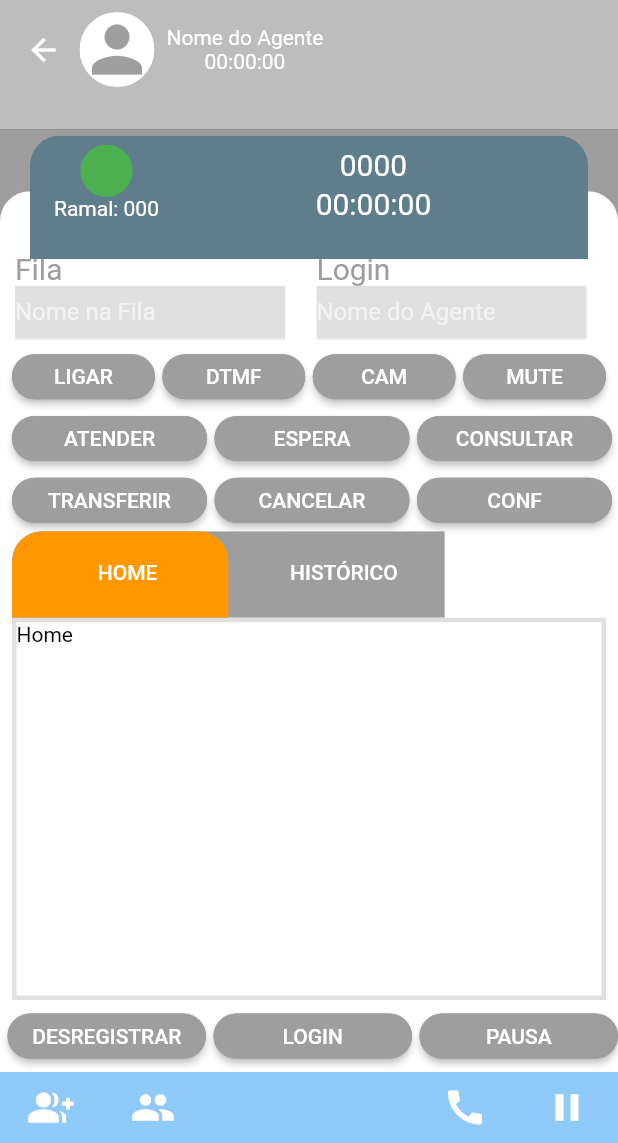
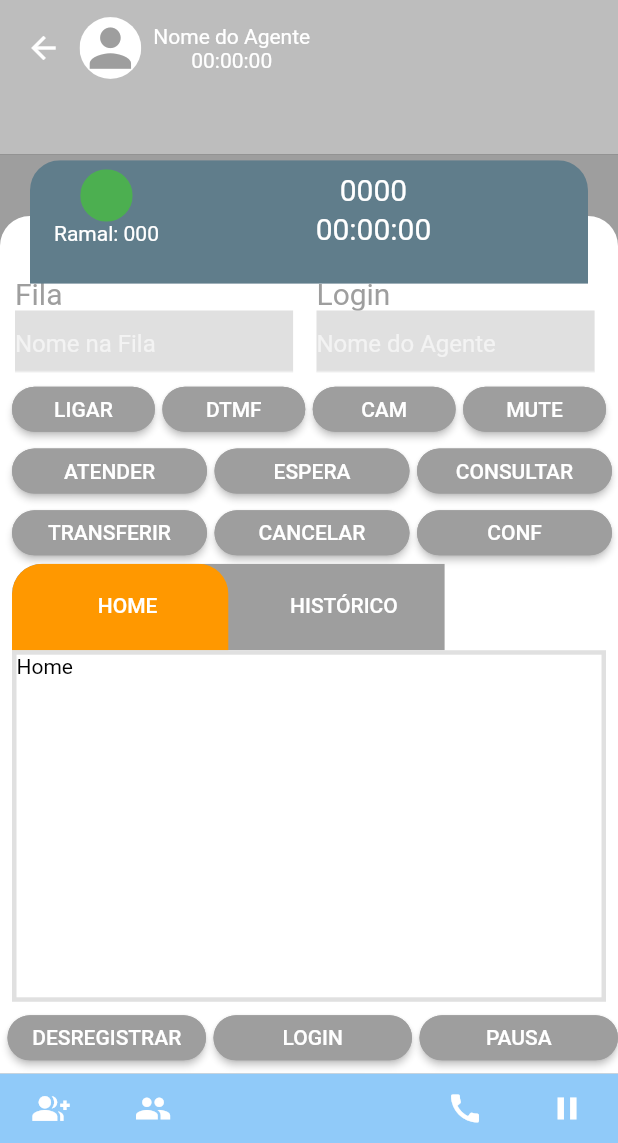
Before and after one commit to FisicoRafael/ContrucaoTelasNovo, a Flutter app: the RamalScren screen opened by its route, on a phone screen of 412 x 824 dp, the part 93-1236 px from its top. Run offline on Flutter 3.47's test engine with Material 2 defaults, Android fonts, the phone set to English and light mode, and no system bars.

Commit message:
27-abri-deNovo

```diff
--- a/lib/components/FotoUsuario.dart
+++ b/lib/components/FotoUsuario.dart
@@ -8,13 +8,16 @@ class FotoUsuario extends StatelessWidget {
 
   @override
   Widget build(BuildContext context) {
+
+    double alturaTela = MediaQuery.of(context).size.height;
+
     return ClipRRect(
       borderRadius: BorderRadius.circular(40),
       child: Container(
           color: Colors.white,
           child: Icon(
             icone,
-            size: 50,
+            size: alturaTela*0.05,
             color: Colors.grey,
           )),
     );
--- a/lib/components/MyAppBarCustom.dart
+++ b/lib/components/MyAppBarCustom.dart
@@ -12,7 +12,7 @@ class MyAppBarCuston extends StatelessWidget implements PreferredSizeWidget {
     Key key,
   }) : super(key: key);
 
-  double proporcaoAltura = 0.18;
+  double proporcaoAltura = 0.20;
 
   @override
   Size get preferredSize => Size.fromHeight(alturaTela);
--- a/lib/screens/chats_recebidos_screen.dart
+++ b/lib/screens/chats_recebidos_screen.dart
@@ -154,7 +154,7 @@ class _ChatsRecebidosScreenState extends State<ChatsRecebidosScreen>
                         icon: Icon(
                           Icons.call,
                           color: Colors.white,
-                          size: 30,
+                          size: alturaTela*0.03,
                         ),
                         onPressed: () {},
                       ),
@@ -165,7 +165,7 @@ class _ChatsRecebidosScreenState extends State<ChatsRecebidosScreen>
                         icon: Icon(
                           Icons.pause,
                           color: Colors.white,
-                          size: 30,
+                          size: alturaTela*0.03,
                         ),
                         onPressed: () {},
                       ),
--- a/lib/screens/ramal_screen.dart
+++ b/lib/screens/ramal_screen.dart
@@ -152,8 +152,8 @@ class _RamalScrenState extends State<RamalScren> with TickerProviderStateMixin {
                                       alignment: Alignment.centerLeft,
                                       child: Container(
                                           color: Colors.grey[300],
-                                          width: 180,
-                                          height: 36,
+                                          width: larguraTela*0.45,
+                                          height: alturaTela*0.05,
                                           child: TextField(
                                             style:
                                                 TextStyle(color: Colors.grey),
@@ -179,8 +179,8 @@ class _RamalScrenState extends State<RamalScren> with TickerProviderStateMixin {
                                       alignment: Alignment.centerLeft,
                                       child: Container(
                                           color: Colors.grey[300],
-                                          width: 180,
-                                          height: 36,
+                                          width: larguraTela*0.45,
+                                          height: alturaTela*0.05,
                                           child: TextField(
                                             style: TextStyle(
                                                 color: Colors.black),
@@ -345,7 +345,7 @@ class _RamalScrenState extends State<RamalScren> with TickerProviderStateMixin {
                             icon: Icon(
                               Icons.group_add,
                               color: Colors.white,
-                              size: 30,
+                              size: alturaTela*0.03,
                             ),
                           )),
                       Padding(
@@ -354,7 +354,7 @@ class _RamalScrenState extends State<RamalScren> with TickerProviderStateMixin {
                           icon: Icon(
                             Icons.people,
                             color: Colors.white,
-                            size: 30,
+                            size: alturaTela*0.03,
                           ),
                         ),
                       ),
@@ -368,7 +368,7 @@ class _RamalScrenState extends State<RamalScren> with TickerProviderStateMixin {
                           icon: Icon(
                             Icons.call,
                             color: Colors.white,
-                            size: 30,
+                            size: alturaTela*0.03,
                           ),
                         ),
                       ),
@@ -378,7 +378,7 @@ class _RamalScrenState extends State<RamalScren> with TickerProviderStateMixin {
                           icon: Icon(
                             Icons.pause,
                             color: Colors.white,
-                            size: 30,
+                            size: alturaTela*0.03,
                           ),
                         ),
                       )
```
Also changed, not shown: lib/screens/chat_screen.dart (+6 -6 lines).
